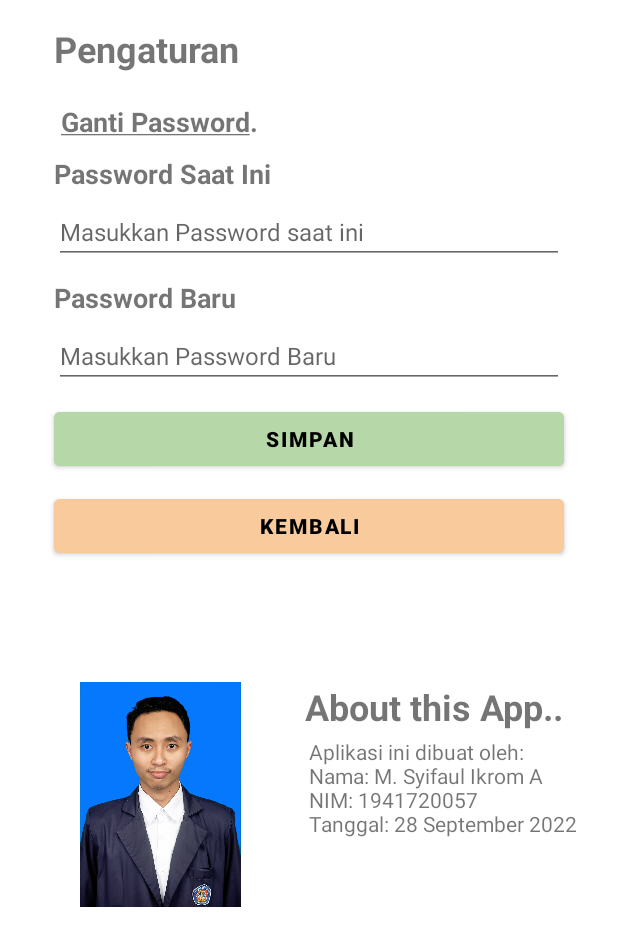
After one commit to Almasyriqi/CashBookApp, an Android app: the SettingFragment screen opened through its navigation route, on a phone screen of 412 x 824 dp. The commit adds this screen. Shown: the top 946 px of the screen. Run offline under Robolectric (Android 15) with nearby library versions, the phone set to English and light mode, and no system bars; our stand-ins replace Room's generated code, data binding.

Commit message:
edit password

```diff
--- a/app/src/main/java/com/example/cashbook/database/UserDao.kt
+++ b/app/src/main/java/com/example/cashbook/database/UserDao.kt
@@ -1,10 +1,7 @@
 package com.example.cashbook.database
 
 import androidx.lifecycle.LiveData
-import androidx.room.Dao
-import androidx.room.Delete
-import androidx.room.Insert
-import androidx.room.Query
+import androidx.room.*
 
 
 @Dao
@@ -14,4 +11,13 @@ interface UserDao {
 
     @Query("SELECT * FROM users WHERE user_name LIKE :userName")
     fun getUsername(userName: String): UserEntity?
+
+    @Query("SELECT * FROM users WHERE password LIKE :password")
+    fun getPassword(password: String): UserEntity?
+
+    @Query("SELECT COUNT(userId) FROM users")
+    fun getCount(): Int
+
+    @Update
+    fun updatePassword(user: UserEntity)
 }
--- /dev/null
+++ b/app/src/main/java/com/example/cashbook/ui/SettingFragment.kt
@@ -0,0 +1,87 @@
+package com.example.cashbook.ui
+
+import android.os.Bundle
+import android.util.Log
+import androidx.fragment.app.Fragment
+import android.view.LayoutInflater
+import android.view.View
+import android.view.ViewGroup
+import android.widget.Toast
+import androidx.databinding.DataBindingUtil
+import androidx.lifecycle.Observer
+import androidx.lifecycle.ViewModelProvider
+import androidx.navigation.fragment.NavHostFragment
+import com.example.cashbook.CashBookRepository
+import com.example.cashbook.R
+import com.example.cashbook.database.CashBookDatabase
+import com.example.cashbook.databinding.FragmentSettingBinding
+import com.example.cashbook.viewModel.SettingViewModel
+import com.example.cashbook.viewModel.SettingViewModelFactory
+
+class SettingFragment : Fragment() {
+    private lateinit var settingViewModel: SettingViewModel
+
+    override fun onCreate(savedInstanceState: Bundle?) {
+        super.onCreate(savedInstanceState)
+    }
+
+    override fun onCreateView(
+        inflater: LayoutInflater, container: ViewGroup?,
+        savedInstanceState: Bundle?
+    ): View? {
+        val binding: FragmentSettingBinding = DataBindingUtil.inflate(
+            inflater,
+            R.layout.fragment_setting, container, false
+        )
+
+        val application = requireNotNull(this.activity).application
+
+        val dao = CashBookDatabase.getInstance(application).userDatabaseDao
+
+        val repository = CashBookRepository(dao)
+
+        val factory = SettingViewModelFactory(repository, application)
+
+        settingViewModel = ViewModelProvider(this, factory).get(SettingViewModel::class.java)
+
+        binding.settingViewModel = settingViewModel
+
+        binding.lifecycleOwner = this
+
+        settingViewModel.errotoast.observe(viewLifecycleOwner, Observer { hasError->
+            if(hasError==true){
+                Toast.makeText(requireContext(), "Current Password Wrong", Toast.LENGTH_SHORT).show()
+                settingViewModel.donetoast()
+            }
+        })
+
+        settingViewModel.successtoast.observe(viewLifecycleOwner, Observer { hasSuccess->
+            if(hasSuccess==true){
+                Toast.makeText(requireContext(), "Success Update Password, please login again", Toast.LENGTH_LONG).show()
+                navigateLogin()
+                settingViewModel.donetoast()
+            }
+        })
+
+        settingViewModel.navigatetoHome.observe(viewLifecycleOwner, {hasFinished->
+            if (hasFinished == true){
+                Log.i("MYTAG","insidi observe")
+                navigateHome()
+                settingViewModel.doneNavigatingHome()
+            }
+        })
+        return binding.root
+    }
+
+    private fun navigateHome() {
+        Log.i("MYTAG","toHome")
+        val action = SettingFragmentDirections.actionSettingFragmentToHomeFragment()
+        NavHostFragment.findNavController(this).navigate(action)
+    }
+
+    private fun navigateLogin() {
+        Log.i("MYTAG","logout")
+        val action = SettingFragmentDirections.actionSettingFragmentToLoginFragment()
+        NavHostFragment.findNavController(this).navigate(action)
+    }
+}
--- a/app/src/main/java/com/example/cashbook/viewModel/LoginViewModel.kt
+++ b/app/src/main/java/com/example/cashbook/viewModel/LoginViewModel.kt
@@ -27,10 +27,10 @@ class LoginViewModel(private val repository: CashBookRepository, application: Ap
     private val viewModelJob = Job()
     private val uiScope = CoroutineScope(Dispatchers.Main + viewModelJob)
 
-    private val _navigatetoUserDetails = MutableLiveData<Boolean>()
+    private val _navigatetoHome = MutableLiveData<Boolean>()
 
-    val navigatetoUserDetails: LiveData<Boolean>
-        get() = _navigatetoUserDetails
+    val navigatetoHome: LiveData<Boolean>
+        get() = _navigatetoHome
 
     private val _errorToast = MutableLiveData<Boolean>()
 
@@ -57,7 +57,7 @@ class LoginViewModel(private val repository: CashBookRepository, application: Ap
                     if(usersNames.password == inputPassword.value){
                         inputUsername.value = null
                         inputPassword.value = null
-                        _navigatetoUserDetails.value = true
+                        _navigatetoHome.value = true
                     }else{
                         _errorToastInvalidPassword.value = true
                     }
@@ -70,8 +70,8 @@ class LoginViewModel(private val repository: CashBookRepository, application: Ap
 
 
 
-    fun doneNavigatingUserDetails() {
-        _navigatetoUserDetails.value = false
+    fun doneNavigatingHome() {
+        _navigatetoHome.value = false
     }
 
 
--- /dev/null
+++ b/app/src/main/java/com/example/cashbook/viewModel/SettingViewModel.kt
@@ -0,0 +1,81 @@
+package com.example.cashbook.viewModel
+
+import android.app.Application
+import android.util.Log
+import androidx.databinding.Bindable
+import androidx.lifecycle.AndroidViewModel
+import com.example.cashbook.CashBookRepository
+import androidx.databinding.Observable
+import androidx.lifecycle.LiveData
+import androidx.lifecycle.MutableLiveData
+import com.example.cashbook.database.CashBookDatabase
+import kotlinx.coroutines.CoroutineScope
+import kotlinx.coroutines.Dispatchers
+import kotlinx.coroutines.Job
+import kotlinx.coroutines.launch
+
+class SettingViewModel(private val repository: CashBookRepository, application: Application) :
+AndroidViewModel(application), Observable{
+    val dao = CashBookDatabase.getInstance(application).userDatabaseDao
+    private val _navigatetoHome = MutableLiveData<Boolean>()
+
+    @Bindable
+    val inputCurrentPassword = MutableLiveData<String>()
+
+    @Bindable
+    val inputNewPassword = MutableLiveData<String>()
+
+    private val viewModelJob = Job()
+    private val uiScope = CoroutineScope(Dispatchers.Main + viewModelJob)
+
+    val navigatetoHome: LiveData<Boolean>
+        get() = _navigatetoHome
+
+    private val _errorToast = MutableLiveData<Boolean>()
+
+    val errotoast: LiveData<Boolean>
+        get() = _errorToast
+
+    private val _successToast = MutableLiveData<Boolean>()
+    val successtoast: LiveData<Boolean>
+    get() = _successToast
+
+    fun simpanButton() {
+        if(inputCurrentPassword == null || inputNewPassword == null) {
+            _errorToast.value = true
+        } else {
+            uiScope.launch {
+                val getUserPassword = repository.getPassword(inputCurrentPassword.value!!)
+                if(getUserPassword != null) {
+                    getUserPassword.password = inputNewPassword.value.toString()
+                    repository.updatePassword(getUserPassword)
+                    inputCurrentPassword.value = null
+                    inputNewPassword.value = null
+                    _successToast.value = true
+                } else {
+                    _errorToast.value = true
+                }
+            }
+        }
+    }
+
+    fun backButton() {
+        _navigatetoHome.value = true
+    }
+
+    fun doneNavigatingHome() {
+        _navigatetoHome.value = false
+    }
+
+    fun donetoast() {
+        _errorToast.value = false
+        _successToast.value = false
+        Log.i("MYTAG", "Done taoasting ")
+    }
+
+    override fun removeOnPropertyChangedCallback(callback: Observable.OnPropertyChangedCallback?) {
+    }
+
+    override fun addOnPropertyChangedCallback(callback: Observable.OnPropertyChangedCallback?) {
+    }
+}
--- /dev/null
+++ b/app/src/main/java/com/example/cashbook/viewModel/SettingViewModelFactory.kt
@@ -0,0 +1,20 @@
+package com.example.cashbook.viewModel
+
+import android.app.Application
+import androidx.lifecycle.ViewModel
+import androidx.lifecycle.ViewModelProvider
+import com.example.cashbook.CashBookRepository
+import java.lang.IllegalArgumentException
+
+class SettingViewModelFactory (
+    private  val repository: CashBookRepository,
+    private val application: Application
+): ViewModelProvider.Factory{
+    @Suppress("Unchecked_cast")
+    override fun <T : ViewModel?> create(modelClass: Class<T>): T {
+        if(modelClass.isAssignableFrom(SettingViewModel::class.java)) {
+            return SettingViewModel(repository, application) as T
+        }
+        throw IllegalArgumentException("Unknown View Model Class")
+    }
+}
--- a/app/src/main/res/layout/fragment_home.xml
+++ b/app/src/main/res/layout/fragment_home.xml
@@ -7,7 +7,7 @@
     <data>
         <variable
             name="homeViewModel"
-            type="com.example.cashbook.viewModel.LoginViewModel" />
+            type="com.example.cashbook.viewModel.HomeViewModel" />
     </data>
 
     <androidx.constraintlayout.widget.ConstraintLayout
@@ -126,6 +126,7 @@
             android:layout_marginTop="32dp"
             android:layout_marginEnd="50dp"
             android:src="@drawable/pengaturan"
+            android:onClick="@{()->homeViewModel.settingButton()}"
             app:layout_constraintEnd_toEndOf="parent"
             app:layout_constraintTop_toBottomOf="@id/textKeluar" />
 
--- /dev/null
+++ b/app/src/main/res/layout/fragment_setting.xml
@@ -0,0 +1,170 @@
+<?xml version="1.0" encoding="utf-8"?>
+<layout xmlns:android="http://schemas.android.com/apk/res/android"
+    xmlns:app="http://schemas.android.com/apk/res-auto"
+    xmlns:tools="http://schemas.android.com/tools"
+    tools:context="com.example.cashbook.ui.SettingFragment">
+
+    <data>
+        <variable
+            name="settingViewModel"
+            type="com.example.cashbook.viewModel.SettingViewModel" />
+    </data>
+
+    <androidx.constraintlayout.widget.ConstraintLayout
+        android:layout_width="match_parent"
+        android:layout_height="match_parent">
+
+        <TextView
+            android:id="@+id/textView"
+            android:layout_width="wrap_content"
+            android:layout_height="wrap_content"
+            android:layout_marginStart="20dp"
+            android:text="Pengaturan"
+            android:textSize="24sp"
+            android:textStyle="bold"
+            app:layout_constraintStart_toStartOf="parent"
+            app:layout_constraintTop_toTopOf="parent" />
+
+        <TextView
+            android:id="@+id/gantiPassword"
+            android:layout_width="wrap_content"
+            android:layout_height="wrap_content"
+            android:layout_marginTop="20dp"
+            android:layout_marginStart="20dp"
+            android:text="@string/change_password"
+            android:textSize="18sp"
+            android:textStyle="bold"
+            app:layout_constraintStart_toStartOf="parent"
+            app:layout_constraintTop_toBottomOf="@id/textView" />
+
+        <TextView
+            android:id="@+id/textCurrent"
+            android:layout_width="0dp"
+            android:layout_height="wrap_content"
+            android:layout_marginStart="20dp"
+            android:layout_marginTop="10dp"
+            android:text="Password Saat Ini"
+            android:textAlignment="viewStart"
+            android:textSize="18sp"
+            android:textStyle="bold"
+            app:layout_constraintStart_toStartOf="parent"
+            app:layout_constraintTop_toBottomOf="@+id/gantiPassword" />
+
+        <EditText
+            android:id="@+id/currentPasswordField"
+            android:layout_width="0dp"
+            android:layout_height="wrap_content"
+            android:layout_marginStart="20dp"
+            android:layout_marginTop="5dp"
+            android:layout_marginEnd="20dp"
+            android:ems="10"
+            android:hint="Masukkan Password saat ini"
+            android:importantForAutofill="no"
+            android:inputType="textPassword"
+            android:text="@={settingViewModel.inputCurrentPassword}"
+            android:textSize="16sp"
+            app:layout_constraintEnd_toEndOf="parent"
+            app:layout_constraintHorizontal_bias="0.0"
+            app:layout_constraintStart_toStartOf="parent"
+            app:layout_constraintTop_toBottomOf="@+id/textCurrent" />
+
+        <TextView
+            android:id="@+id/textNew"
+            android:layout_width="0dp"
+            android:layout_height="wrap_content"
+            android:layout_marginStart="20dp"
+            android:layout_marginTop="10dp"
+            android:text="Password Baru"
+            android:textAlignment="viewStart"
+            android:textSize="18sp"
+            android:textStyle="bold"
+            app:layout_constraintHorizontal_bias="0.0"
+            app:layout_constraintStart_toStartOf="parent"
+            app:layout_constraintTop_toBottomOf="@+id/currentPasswordField" />
+
+        <EditText
+            android:id="@+id/newPasswordField"
+            android:layout_width="0dp"
+            android:layout_height="wrap_content"
+            android:layout_marginStart="20dp"
+            android:layout_marginTop="5dp"
+            android:layout_marginEnd="20dp"
+            android:ems="10"
+            android:hint="Masukkan Password Baru"
+            android:importantForAutofill="no"
+            android:inputType="textPassword"
+            android:text="@={settingViewModel.inputNewPassword}"
+            android:textSize="16sp"
+            app:layout_constraintEnd_toEndOf="parent"
+            app:layout_constraintHorizontal_bias="0.0"
+            app:layout_constraintStart_toStartOf="parent"
+            app:layout_constraintTop_toBottomOf="@+id/textNew" />
+
+        <Button
+            android:id="@+id/btn_simpan"
+            android:layout_width="match_parent"
+            android:layout_height="wrap_content"
+            android:layout_marginTop="10dp"
+            android:layout_marginStart="20dp"
+            android:layout_marginEnd="20dp"
+            android:backgroundTint="@color/button_green"
+            android:text="Simpan"
+            android:onClick="@{()->settingViewModel.simpanButton()}"
+            android:textColor="@color/black"
+            android:textStyle="bold"
+            app:layout_constraintTop_toBottomOf="@id/newPasswordField"/>
+
+        <Button
+            android:id="@+id/btn_kembali"
+            android:layout_width="match_parent"
+            android:layout_height="wrap_content"
+            android:layout_marginTop="10dp"
+            android:layout_marginStart="20dp"
+            android:layout_marginEnd="20dp"
+            android:backgroundTint="@color/button_red"
+            android:text="Kembali"
+            android:onClick="@{()->settingViewModel.backButton()}"
+            android:textColor="@color/black"
+            android:textStyle="bold"
+            app:layout_constraintTop_toBottomOf="@id/btn_simpan"/>
+
+        <ImageView
+            android:id="@+id/imageView"
+            android:layout_width="150dp"
+            android:layout_height="150dp"
+            android:layout_marginStart="16dp"
+            android:layout_marginTop="80dp"
+            android:src="@drawable/riqi"
+            app:layout_constraintBottom_toBottomOf="parent"
+            app:layout_constraintStart_toStartOf="parent"
+            app:layout_constraintTop_toBottomOf="@id/btn_kembali"
+            app:layout_constraintVertical_bias="0.0" />
+
+        <TextView
+            android:id="@+id/about"
+            android:layout_width="wrap_content"
+            android:layout_height="wrap_content"
+            android:layout_marginTop="80dp"
+            android:layout_marginEnd="20dp"
+            android:text="About this App.."
+            android:textSize="24sp"
+            android:textStyle="bold"
+            app:layout_constraintEnd_toEndOf="parent"
+            app:layout_constraintTop_toBottomOf="@id/btn_kembali"
+            />
+
+        <TextView
+            android:layout_width="190dp"
+            android:layout_height="wrap_content"
+            android:layout_marginTop="4dp"
+            android:lines="4"
+            android:text="@string/about_me"
+            app:layout_constraintBottom_toBottomOf="parent"
+            app:layout_constraintEnd_toEndOf="parent"
+            app:layout_constraintTop_toBottomOf="@id/about"
+            app:layout_constraintVertical_bias="0.0" />
+
+    </androidx.constraintlayout.widget.ConstraintLayout>
+
+
+</layout>
--- a/app/src/main/res/navigation/navigation.xml
+++ b/app/src/main/res/navigation/navigation.xml
@@ -35,5 +35,21 @@
         <action
             android:id="@+id/action_homeFragment_to_loginFragment"
             app:destination="@id/loginFragment" />
+        <action
+            android:id="@+id/action_homeFragment_to_settingFragment"
+            app:destination="@id/settingFragment" />
+    </fragment>
+
+    <fragment
+        android:id="@+id/settingFragment"
+        android:name="com.example.cashbook.ui.SettingFragment"
+        android:label="fragment_setting"
+        tools:layout="@layout/fragment_setting" >
+        <action
+            android:id="@+id/action_settingFragment_to_homeFragment"
+            app:destination="@id/homeFragment" />
+        <action
+            android:id="@+id/action_settingFragment_to_loginFragment"
+            app:destination="@id/loginFragment" />
     </fragment>
 </navigation>
--- a/app/src/main/res/values/colors.xml
+++ b/app/src/main/res/values/colors.xml
@@ -9,4 +9,6 @@
     <color name="white">#FFFFFFFF</color>
     <color name="red">#FF0000</color>
     <color name="green">#00FF00</color>
+    <color name="button_green">#B6D7A8</color>
+    <color name="button_red">#F9CB9C</color>
 </resources>
--- a/app/src/main/res/values/strings.xml
+++ b/app/src/main/res/values/strings.xml
@@ -2,4 +2,10 @@
     <string name="app_name">CashBook</string>
     <!-- TODO: Remove or change this placeholder text -->
     <string name="hello_blank_fragment">Hello blank fragment</string>
+    <string name="change_password">
+        <u>Ganti Password</u>.
+    </string>
+    <string name="about_me">
+        Aplikasi ini dibuat oleh:\nNama: M. Syifaul Ikrom A\nNIM: 1941720057\nTanggal: 28 September 2022
+    </string>
 </resources>
```
Also changed, not shown: app/src/main/java/com/example/cashbook/CashBookRepository.kt (+16 -1 lines), app/src/main/java/com/example/cashbook/database/CashBookDatabase.kt (+13 -1 lines), app/src/main/java/com/example/cashbook/ui/HomeFragment.kt (+44 -37 lines), app/src/main/java/com/example/cashbook/ui/LoginFragment.kt (+4 -4 lines), app/src/main/java/com/example/cashbook/viewModel/HomeViewModel.kt (+10 -0 lines), app/src/main/res/drawable/riqi.jpg (added).
